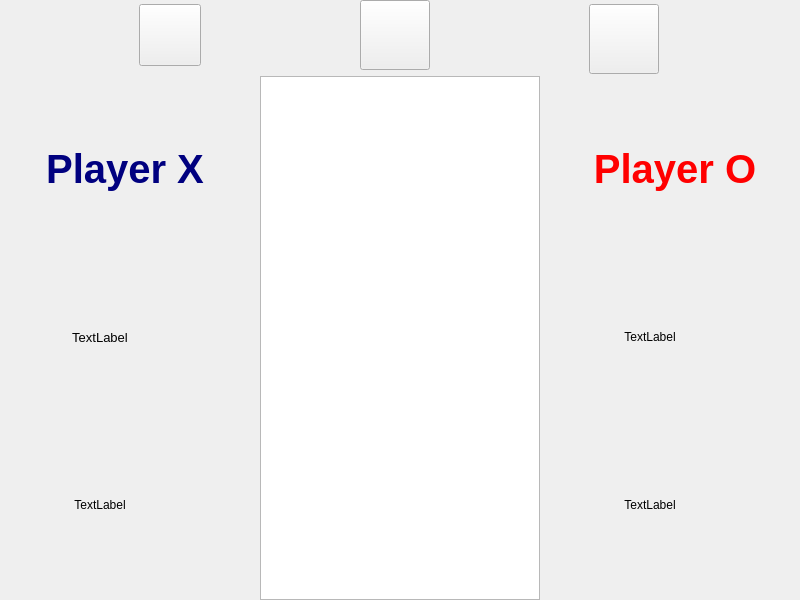
Qt form game.ui (TithSambath/Game-XO) before a commit.
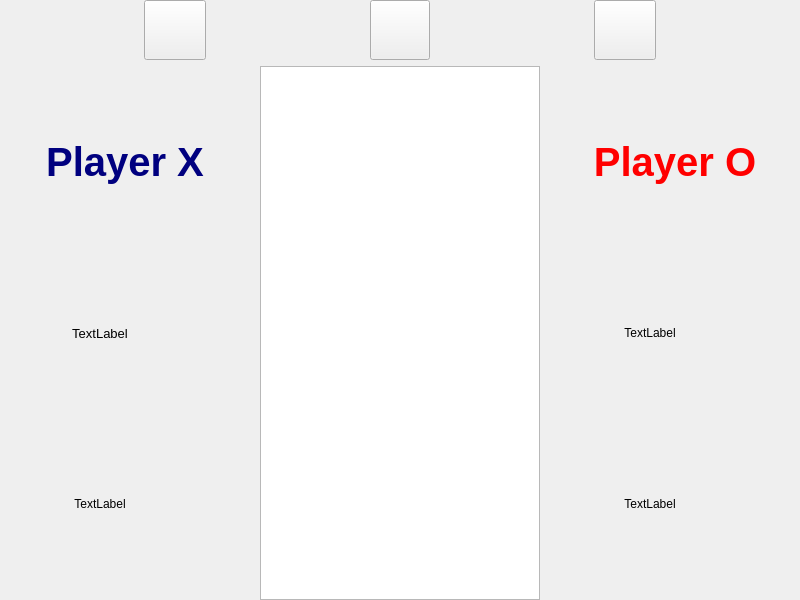
The same form after that commit. Icons and pictures are not drawn.

Patch:
```diff
--- a/game.ui
+++ b/game.ui
@@ -341,10 +341,16 @@
             <property name="enabled">
              <bool>true</bool>
             </property>
+            <property name="minimumSize">
+             <size>
+              <width>60</width>
+              <height>60</height>
+             </size>
+            </property>
             <property name="maximumSize">
              <size>
-              <width>62</width>
-              <height>62</height>
+              <width>60</width>
+              <height>60</height>
              </size>
             </property>
             <property name="styleSheet">
@@ -393,14 +399,14 @@
            <widget class="QPushButton" name="reset">
             <property name="minimumSize">
              <size>
-              <width>70</width>
-              <height>70</height>
+              <width>60</width>
+              <height>60</height>
              </size>
             </property>
             <property name="maximumSize">
              <size>
-              <width>70</width>
-              <height>70</height>
+              <width>60</width>
+              <height>60</height>
              </size>
             </property>
             <property name="styleSheet">
@@ -437,14 +443,14 @@
            <widget class="QPushButton" name="pushbuton">
             <property name="minimumSize">
              <size>
-              <width>70</width>
-              <height>70</height>
+              <width>60</width>
+              <height>60</height>
              </size>
             </property>
             <property name="maximumSize">
              <size>
-              <width>62</width>
-              <height>62</height>
+              <width>60</width>
+              <height>60</height>
              </size>
             </property>
             <property name="styleSheet">
```
Left out of the diff: 8 changed lines with no effect on the pictures.
